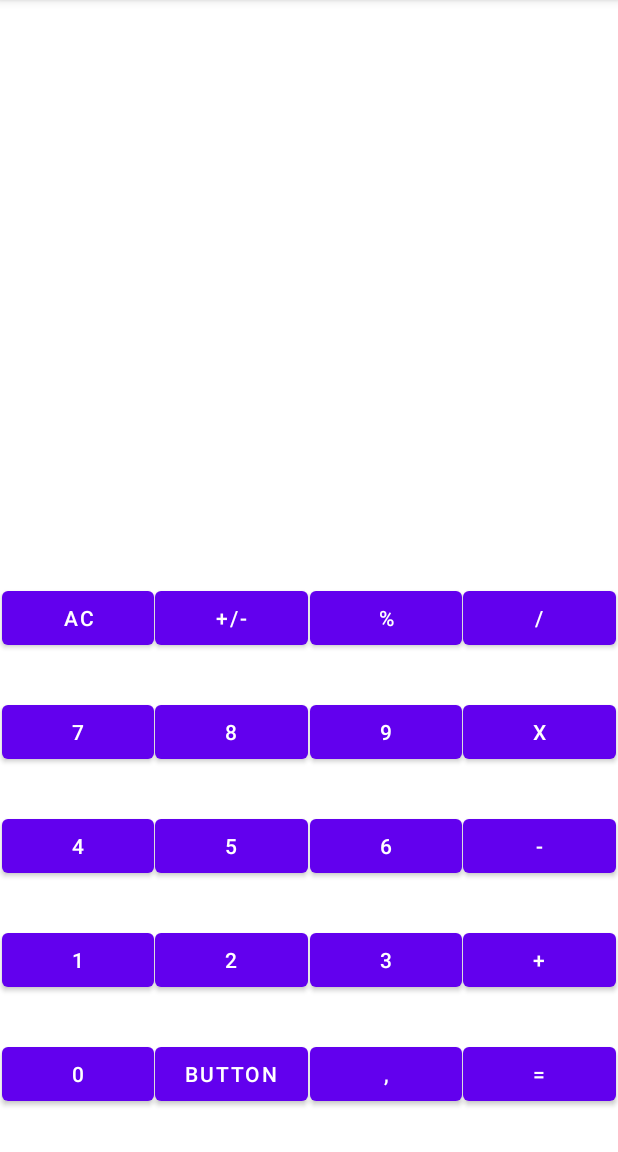
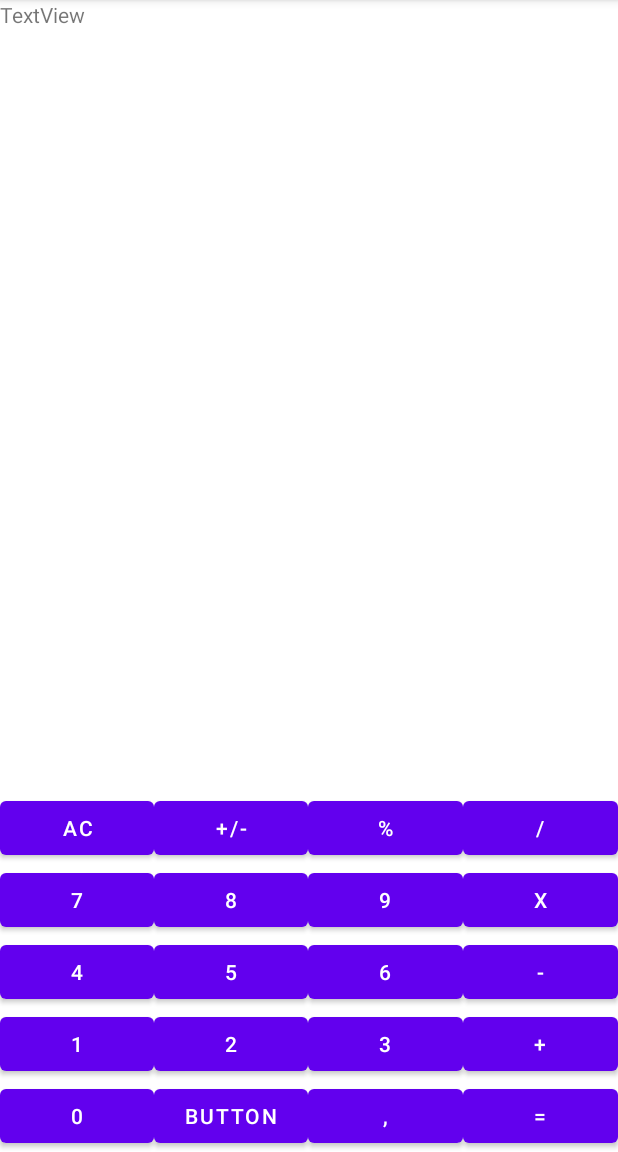
Before and after one commit to KZacc98/LabCalc, an Android app: the screen it shows after launch (MainActivity), on a phone screen of 412 x 824 dp, the part 84-1236 px from its top. Run offline under Robolectric (Android 15) with nearby library versions, the phone set to English and light mode, and no system bars.

Commit message:
Layout changed, buttons in table layout, testing layout_weight "thingy" lookin good ATM we'll see bout the rest

```diff
--- a/app/src/main/java/com/example/labcalc/MainActivity.java
+++ b/app/src/main/java/com/example/labcalc/MainActivity.java
@@ -10,5 +10,6 @@ public class MainActivity extends AppCompatActivity {
     protected void onCreate(Bundle savedInstanceState) {
         super.onCreate(savedInstanceState);
         setContentView(R.layout.activity_main);
+
     }
 }
--- a/app/src/main/res/layout-land/activity_main.xml
+++ b/app/src/main/res/layout-land/activity_main.xml
@@ -6,13 +6,225 @@
     android:layout_height="match_parent"
     tools:context=".MainActivity">
 
+    <TableLayout
+        android:id="@+id/tableLayout"
+        android:layout_width="0dp"
+        android:layout_height="wrap_content"
+        android:layout_marginEnd="5dp"
+        app:layout_constraintBottom_toBottomOf="parent"
+        app:layout_constraintEnd_toEndOf="parent"
+        app:layout_constraintStart_toStartOf="parent">
+
+        <TableRow
+            android:layout_width="match_parent"
+            android:layout_height="match_parent">
+
+            <Button
+                android:id="@+id/btnAC"
+                android:layout_width="0dp"
+                android:layout_height="wrap_content"
+                android:layout_weight="1"
+                android:text="AC" />
+
+            <Button
+                android:id="@+id/btnPlusMinus"
+                android:layout_width="0dp"
+                android:layout_height="wrap_content"
+                android:layout_weight="1"
+                android:text="+/-" />
+
+            <Button
+                android:id="@+id/btnPercent"
+                android:layout_width="0dp"
+                android:layout_height="wrap_content"
+                android:layout_weight="1"
+                android:text="%" />
+
+            <Button
+                android:id="@+id/btnDivide"
+                android:layout_width="0dp"
+                android:layout_height="wrap_content"
+                android:layout_weight="1"
+                android:text="/" />
+
+            <Button
+                android:id="@+id/btnLog10"
+                android:layout_width="0dp"
+                android:layout_height="wrap_content"
+                android:layout_weight="1"
+                android:text="log10" />
+        </TableRow>
+
+        <TableRow
+            android:layout_width="match_parent"
+            android:layout_height="match_parent">
+
+            <Button
+                android:id="@+id/btnNum7"
+                android:layout_width="0dp"
+                android:layout_height="wrap_content"
+                android:layout_weight="1"
+                android:text="7" />
+
+            <Button
+                android:id="@+id/btnNum8"
+                android:layout_width="0dp"
+                android:layout_height="wrap_content"
+                android:layout_weight="1"
+                android:text="8" />
+
+            <Button
+                android:id="@+id/btnNum9"
+                android:layout_width="0dp"
+                android:layout_height="wrap_content"
+                android:layout_weight="1"
+                android:text="9" />
+
+            <Button
+                android:id="@+id/btnTimes"
+                android:layout_width="0dp"
+                android:layout_height="wrap_content"
+                android:layout_weight="1"
+                android:text="X" />
+
+            <Button
+                android:id="@+id/btnPower"
+                android:layout_width="0dp"
+                android:layout_height="wrap_content"
+                android:layout_weight="1"
+                android:text="x!" />
+        </TableRow>
+
+        <TableRow
+            android:layout_width="match_parent"
+            android:layout_height="match_parent">
+
+            <Button
+                android:id="@+id/btnNum4"
+                android:layout_width="0dp"
+                android:layout_height="wrap_content"
+                android:layout_weight="1"
+                android:text="4" />
+
+            <Button
+                android:id="@+id/btnNum5"
+                android:layout_width="0dp"
+                android:layout_height="wrap_content"
+                android:layout_weight="1"
+                android:text="5" />
+
+            <Button
+                android:id="@+id/btnNum6"
+                android:layout_width="0dp"
+                android:layout_height="wrap_content"
+                android:layout_weight="1"
+                android:text="6" />
+
+            <Button
+                android:id="@+id/btnMinus"
+                android:layout_width="0dp"
+                android:layout_height="wrap_content"
+                android:layout_weight="1"
+                android:text="-" />
+
+            <Button
+                android:id="@+id/btnSqRoot"
+                android:layout_width="0dp"
+                android:layout_height="wrap_content"
+                android:layout_weight="1"
+                android:text="SQRT(X)" />
+        </TableRow>
+
+        <TableRow
+            android:layout_width="match_parent"
+            android:layout_height="match_parent">
+
+            <Button
+                android:id="@+id/btnNum1"
+                android:layout_width="0dp"
+                android:layout_height="wrap_content"
+                android:layout_weight="1"
+                android:text="1" />
+
+            <Button
+                android:id="@+id/btnNum2"
+                android:layout_width="0dp"
+                android:layout_height="wrap_content"
+                android:layout_weight="1"
+                android:text="2" />
+
+            <Button
+                android:id="@+id/btnNum3"
+                android:layout_width="0dp"
+                android:layout_height="wrap_content"
+                android:layout_weight="1"
+                android:text="3" />
+
+            <Button
+                android:id="@+id/btnPlus"
+                android:layout_width="0dp"
+                android:layout_height="wrap_content"
+                android:layout_weight="1"
+                android:text="+" />
+
+            <Button
+                android:id="@+id/btnPowOf3"
+                android:layout_width="0dp"
+                android:layout_height="wrap_content"
+                android:layout_weight="1"
+                android:text="x^3" />
+        </TableRow>
+
+        <TableRow
+            android:layout_width="match_parent"
+            android:layout_height="match_parent">
+
+            <Button
+                android:id="@+id/btnNum0"
+                android:layout_width="0dp"
+                android:layout_height="wrap_content"
+                android:layout_weight="1"
+                android:text="0" />
+
+            <Button
+                android:id="@+id/btnEmpty"
+                android:layout_width="0dp"
+                android:layout_height="wrap_content"
+                android:layout_weight="1"
+                android:text="Button" />
+
+            <Button
+                android:id="@+id/btnComma"
+                android:layout_width="0dp"
+                android:layout_height="wrap_content"
+                android:layout_weight="1"
+                android:text="," />
+
+            <Button
+                android:id="@+id/btnEquals"
+                android:layout_width="0dp"
+                android:layout_height="wrap_content"
+                android:layout_weight="1"
+                android:text="=" />
+
+            <Button
+                android:id="@+id/btnPowOf2"
+                android:layout_width="0dp"
+                android:layout_height="wrap_content"
+                android:layout_weight="1"
+                android:text="x^2" />
+        </TableRow>
+    </TableLayout>
+
     <TextView
-        android:layout_width="wrap_content"
-        android:layout_height="wrap_content"
-        android:text="Hello World!"
-        app:layout_constraintBottom_toBottomOf="parent"
-        app:layout_constraintLeft_toLeftOf="parent"
-        app:layout_constraintRight_toRightOf="parent"
+        android:id="@+id/textViewInputResult"
+        android:layout_width="0dp"
+        android:layout_height="0dp"
+        android:text="TextView"
+        app:layout_constraintBottom_toTopOf="@+id/tableLayout"
+        app:layout_constraintEnd_toEndOf="parent"
+        app:layout_constraintStart_toStartOf="parent"
         app:layout_constraintTop_toTopOf="parent" />
 
+
 </androidx.constraintlayout.widget.ConstraintLayout>
--- a/app/src/main/res/layout/activity_main.xml
+++ b/app/src/main/res/layout/activity_main.xml
@@ -6,227 +6,190 @@
     android:layout_height="match_parent"
     tools:context=".MainActivity">
 
-    <Button
-        android:id="@+id/btnAC"
-        android:layout_width="101dp"
+    <TableLayout
+        android:id="@+id/tableLayout2"
+        android:layout_width="match_parent"
         android:layout_height="wrap_content"
-        android:layout_marginTop="360dp"
-        android:text="AC"
-        app:layout_constraintBottom_toTopOf="@+id/btnNum7"
-        app:layout_constraintEnd_toStartOf="@+id/btnPlusMinus"
-        app:layout_constraintHorizontal_bias="0.5"
+        app:layout_constraintBottom_toBottomOf="parent"
+        app:layout_constraintTop_toTopOf="parent"
+        app:layout_constraintVertical_bias="1.0">
+
+        <TableRow
+            android:layout_width="match_parent"
+            android:layout_height="match_parent">
+
+            <Button
+                android:id="@+id/btnAC"
+                android:layout_width="0dp"
+                android:layout_height="wrap_content"
+                android:layout_weight="1"
+                android:text="AC" />
+
+            <Button
+                android:id="@+id/btnPlusMinus"
+                android:layout_width="0dp"
+                android:layout_height="wrap_content"
+                android:layout_weight="1"
+                android:text="+/-" />
+
+            <Button
+                android:id="@+id/btnPercent"
+                android:layout_width="0dp"
+                android:layout_height="wrap_content"
+                android:layout_weight="1"
+                android:text="%" />
+
+            <Button
+                android:id="@+id/btnDivide"
+                android:layout_width="0dp"
+                android:layout_height="wrap_content"
+                android:layout_weight="1"
+                android:text="/" />
+        </TableRow>
+
+        <TableRow
+            android:layout_width="match_parent"
+            android:layout_height="match_parent">
+
+            <Button
+                android:id="@+id/btnNum7"
+                android:layout_width="0dp"
+                android:layout_height="wrap_content"
+                android:layout_weight="1"
+                android:text="7" />
+
+            <Button
+                android:id="@+id/btnNum8"
+                android:layout_width="0dp"
+                android:layout_height="wrap_content"
+                android:layout_weight="1"
+                android:text="8" />
+
+            <Button
+                android:id="@+id/btnNum9"
+                android:layout_width="0dp"
+                android:layout_height="wrap_content"
+                android:layout_weight="1"
+                android:text="9" />
+
+            <Button
+                android:id="@+id/btnTimes"
+                android:layout_width="0dp"
+                android:layout_height="wrap_content"
+                android:layout_weight="1"
+                android:text="X" />
+        </TableRow>
+
+        <TableRow
+            android:layout_width="match_parent"
+            android:layout_height="match_parent">
+
+            <Button
+                android:id="@+id/btnNum4"
+                android:layout_width="0dp"
+                android:layout_height="wrap_content"
+                android:layout_weight="1"
+                android:text="4" />
+
+            <Button
+                android:id="@+id/btnNum5"
+                android:layout_width="0dp"
+                android:layout_height="wrap_content"
+                android:layout_weight="1"
+                android:text="5" />
+
+            <Button
+                android:id="@+id/btnNum6"
+                android:layout_width="0dp"
+                android:layout_height="wrap_content"
+                android:layout_weight="1"
+                android:text="6" />
+
+            <Button
+                android:id="@+id/btnMinus"
+                android:layout_width="0dp"
+                android:layout_height="wrap_content"
+                android:layout_weight="1"
+                android:text="-" />
+        </TableRow>
+
+        <TableRow
+            android:layout_width="match_parent"
+            android:layout_height="match_parent">
+
+            <Button
+                android:id="@+id/btnNum1"
+                android:layout_width="0dp"
+                android:layout_height="wrap_content"
+                android:layout_weight="1"
+                android:text="1" />
+
+            <Button
+                android:id="@+id/btnNum2"
+                android:layout_width="0dp"
+                android:layout_height="wrap_content"
+                android:layout_weight="1"
+                android:text="2" />
+
+            <Button
+                android:id="@+id/btnNum3"
+                android:layout_width="0dp"
+                android:layout_height="wrap_content"
+                android:layout_weight="1"
+                android:text="3" />
+
+            <Button
+                android:id="@+id/btnPlus"
+                android:layout_width="0dp"
+                android:layout_height="wrap_content"
+                android:layout_weight="1"
+                android:text="+" />
+        </TableRow>
+
+        <TableRow
+            android:layout_width="match_parent"
+            android:layout_height="match_parent">
+
+            <Button
+                android:id="@+id/btnNum0"
+                android:layout_width="0dp"
+                android:layout_height="wrap_content"
+                android:layout_weight="1"
+                android:text="0" />
+
+            <Button
+                android:id="@+id/btnEmpty"
+                android:layout_width="0dp"
+                android:layout_height="wrap_content"
+                android:layout_weight="1"
+                android:text="Button" />
+
+            <Button
+                android:id="@+id/btnComma"
+                android:layout_width="0dp"
+                android:layout_height="wrap_content"
+                android:layout_weight="1"
+                android:text="," />
+
+            <Button
+                android:id="@+id/btnEquals"
+                android:layout_width="0dp"
+                android:layout_height="wrap_content"
+                android:layout_weight="1"
+                android:text="=" />
+        </TableRow>
+
+    </TableLayout>
+
+    <TextView
+        android:id="@+id/textViewInputResult"
+        android:layout_width="0dp"
+        android:layout_height="0dp"
+        android:text="TextView"
+        app:layout_constraintBottom_toTopOf="@+id/tableLayout2"
+        app:layout_constraintEnd_toEndOf="parent"
         app:layout_constraintStart_toStartOf="parent"
         app:layout_constraintTop_toTopOf="parent" />
 
-    <Button
-        android:id="@+id/btnPlusMinus"
-        android:layout_width="102dp"
-        android:layout_height="wrap_content"
-        android:text="+/-"
-        app:layout_constraintBottom_toBottomOf="@+id/btnAC"
-        app:layout_constraintEnd_toStartOf="@+id/btnPercent"
-        app:layout_constraintHorizontal_bias="0.5"
-        app:layout_constraintStart_toEndOf="@+id/btnAC"
-        app:layout_constraintTop_toTopOf="@+id/btnAC"
-        app:layout_constraintVertical_bias="1.0" />
-
-    <Button
-        android:id="@+id/btnPercent"
-        android:layout_width="101dp"
-        android:layout_height="wrap_content"
-        android:text="%"
-        app:layout_constraintBottom_toBottomOf="@+id/btnPlusMinus"
-        app:layout_constraintEnd_toStartOf="@+id/btnDivide"
-        app:layout_constraintHorizontal_bias="0.5"
-        app:layout_constraintStart_toEndOf="@+id/btnPlusMinus"
-        app:layout_constraintTop_toTopOf="@+id/btnPlusMinus" />
-
-    <Button
-        android:id="@+id/btnDivide"
-        android:layout_width="102dp"
-        android:layout_height="wrap_content"
-        android:text="/"
-        app:layout_constraintBottom_toBottomOf="@+id/btnPercent"
-        app:layout_constraintEnd_toEndOf="parent"
-        app:layout_constraintHorizontal_bias="0.5"
-        app:layout_constraintStart_toEndOf="@+id/btnPercent"
-        app:layout_constraintTop_toTopOf="@+id/btnPercent" />
-
-    <Button
-        android:id="@+id/btnNum7"
-        android:layout_width="101dp"
-        android:layout_height="wrap_content"
-        android:text="7"
-        app:layout_constraintBottom_toTopOf="@+id/btnNum4"
-        app:layout_constraintEnd_toStartOf="@+id/btnNum8"
-        app:layout_constraintHorizontal_bias="0.5"
-        app:layout_constraintStart_toStartOf="parent"
-        app:layout_constraintTop_toBottomOf="@+id/btnAC" />
-
-    <Button
-        android:id="@+id/btnNum8"
-        android:layout_width="102dp"
-        android:layout_height="wrap_content"
-        android:text="8"
-        app:layout_constraintBottom_toTopOf="@+id/btnNum5"
-        app:layout_constraintEnd_toStartOf="@+id/btnNum9"
-        app:layout_constraintHorizontal_bias="0.5"
-        app:layout_constraintStart_toEndOf="@+id/btnNum7"
-        app:layout_constraintTop_toBottomOf="@+id/btnPlusMinus" />
-
-    <Button
-        android:id="@+id/btnNum9"
-        android:layout_width="101dp"
-        android:layout_height="wrap_content"
-        android:text="9"
-        app:layout_constraintBottom_toTopOf="@+id/btnNum6"
-        app:layout_constraintEnd_toStartOf="@+id/btnTimes"
-        app:layout_constraintHorizontal_bias="0.5"
-        app:layout_constraintStart_toEndOf="@+id/btnNum8"
-        app:layout_constraintTop_toBottomOf="@+id/btnPercent" />
-
-    <Button
-        android:id="@+id/btnTimes"
-        android:layout_width="102dp"
-        android:layout_height="wrap_content"
-        android:text="X"
-        app:layout_constraintBottom_toTopOf="@+id/btnMinus"
-        app:layout_constraintEnd_toEndOf="parent"
-        app:layout_constraintHorizontal_bias="0.5"
-        app:layout_constraintStart_toEndOf="@+id/btnNum9"
-        app:layout_constraintTop_toBottomOf="@+id/btnDivide" />
-
-    <Button
-        android:id="@+id/btnNum4"
-        android:layout_width="101dp"
-        android:layout_height="wrap_content"
-        android:text="4"
-        app:layout_constraintBottom_toTopOf="@+id/btnNum1"
-        app:layout_constraintEnd_toStartOf="@+id/btnNum5"
-        app:layout_constraintHorizontal_bias="0.5"
-        app:layout_constraintStart_toStartOf="parent"
-        app:layout_constraintTop_toBottomOf="@+id/btnNum7" />
-
-    <Button
-        android:id="@+id/btnNum5"
-        android:layout_width="102dp"
-        android:layout_height="wrap_content"
-        android:text="5"
-        app:layout_constraintBottom_toTopOf="@+id/btnNum2"
-        app:layout_constraintEnd_toStartOf="@+id/btnNum6"
-        app:layout_constraintHorizontal_bias="0.5"
-        app:layout_constraintStart_toEndOf="@+id/btnNum4"
-        app:layout_constraintTop_toBottomOf="@+id/btnNum8" />
-
-    <Button
-        android:id="@+id/btnNum6"
-        android:layout_width="101dp"
-        android:layout_height="wrap_content"
-        android:text="6"
-        app:layout_constraintBottom_toTopOf="@+id/btnNum3"
-        app:layout_constraintEnd_toStartOf="@+id/btnMinus"
-        app:layout_constraintHorizontal_bias="0.5"
-        app:layout_constraintStart_toEndOf="@+id/btnNum5"
-        app:layout_constraintTop_toBottomOf="@+id/btnNum9" />
-
-    <Button
-        android:id="@+id/btnMinus"
-        android:layout_width="102dp"
-        android:layout_height="wrap_content"
-        android:text="-"
-        app:layout_constraintBottom_toTopOf="@+id/btnPlus"
-        app:layout_constraintEnd_toEndOf="parent"
-        app:layout_constraintHorizontal_bias="0.5"
-        app:layout_constraintStart_toEndOf="@+id/btnNum6"
-        app:layout_constraintTop_toBottomOf="@+id/btnTimes" />
-
-    <Button
-        android:id="@+id/btnNum1"
-        android:layout_width="101dp"
-        android:layout_height="wrap_content"
-        android:text="1"
-        app:layout_constraintBottom_toTopOf="@+id/btnNum0"
-        app:layout_constraintEnd_toStartOf="@+id/btnNum2"
-        app:layout_constraintHorizontal_bias="0.5"
-        app:layout_constraintStart_toStartOf="parent"
-        app:layout_constraintTop_toBottomOf="@+id/btnNum4" />
-
-    <Button
-        android:id="@+id/btnNum2"
-        android:layout_width="102dp"
-        android:layout_height="wrap_content"
-        android:text="2"
-        app:layout_constraintBottom_toTopOf="@+id/btnEmpty"
-        app:layout_constraintEnd_toStartOf="@+id/btnNum3"
-        app:layout_constraintHorizontal_bias="0.5"
-        app:layout_constraintStart_toEndOf="@+id/btnNum1"
-        app:layout_constraintTop_toBottomOf="@+id/btnNum5" />
-
-    <Button
-        android:id="@+id/btnNum3"
-        android:layout_width="101dp"
-        android:layout_height="wrap_content"
-        android:text="3"
-        app:layout_constraintBottom_toTopOf="@+id/btnComma"
-        app:layout_constraintEnd_toStartOf="@+id/btnPlus"
-        app:layout_constraintHorizontal_bias="0.5"
-        app:layout_constraintStart_toEndOf="@+id/btnNum2"
-        app:layout_constraintTop_toBottomOf="@+id/btnNum6" />
-
-    <Button
-        android:id="@+id/btnPlus"
-        android:layout_width="102dp"
-        android:layout_height="wrap_content"
-        android:text="+"
-        app:layout_constraintBottom_toTopOf="@+id/btnEquals"
-        app:layout_constraintEnd_toEndOf="parent"
-        app:layout_constraintHorizontal_bias="0.5"
-        app:layout_constraintStart_toEndOf="@+id/btnNum3"
-        app:layout_constraintTop_toBottomOf="@+id/btnMinus" />
-
-    <Button
-        android:id="@+id/btnNum0"
-        android:layout_width="101dp"
-        android:layout_height="wrap_content"
-        android:text="0"
-        app:layout_constraintBottom_toBottomOf="parent"
-        app:layout_constraintEnd_toStartOf="@+id/btnEmpty"
-        app:layout_constraintHorizontal_bias="0.5"
-        app:layout_constraintStart_toStartOf="parent"
-        app:layout_constraintTop_toBottomOf="@+id/btnNum1" />
-
-    <Button
-        android:id="@+id/btnComma"
-        android:layout_width="101dp"
-        android:layout_height="wrap_content"
-        android:text=","
-        app:layout_constraintBottom_toBottomOf="parent"
-        app:layout_constraintEnd_toStartOf="@+id/btnEquals"
-        app:layout_constraintHorizontal_bias="0.5"
-        app:layout_constraintStart_toEndOf="@+id/btnEmpty"
-        app:layout_constraintTop_toBottomOf="@+id/btnNum3" />
-
-    <Button
-        android:id="@+id/btnEquals"
-        android:layout_width="102dp"
-        android:layout_height="wrap_content"
-        android:text="="
-        app:layout_constraintBottom_toBottomOf="parent"
-        app:layout_constraintEnd_toEndOf="parent"
-        app:layout_constraintHorizontal_bias="0.5"
-        app:layout_constraintStart_toEndOf="@+id/btnComma"
-        app:layout_constraintTop_toBottomOf="@+id/btnPlus" />
-
-    <Button
-        android:id="@+id/btnEmpty"
-        android:layout_width="102dp"
-        android:layout_height="wrap_content"
-        android:text="Button"
-        app:layout_constraintBottom_toBottomOf="parent"
-        app:layout_constraintEnd_toStartOf="@+id/btnComma"
-        app:layout_constraintHorizontal_bias="0.5"
-        app:layout_constraintStart_toEndOf="@+id/btnNum0"
-        app:layout_constraintTop_toBottomOf="@+id/btnNum2" />
-
 
 </androidx.constraintlayout.widget.ConstraintLayout>
```
